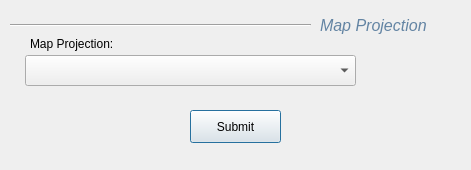
First picture: the form in mapui/support/interfaces/projection.ui, repository cheapstr73/mapui, before the edit.
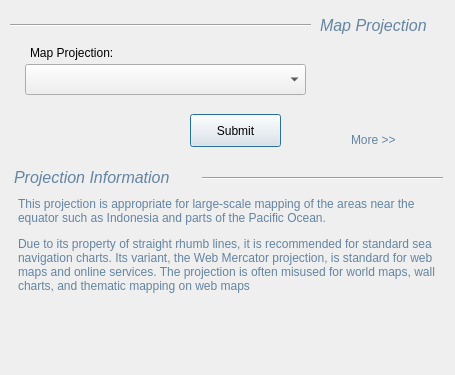
Second picture: the form after the edit.

Commit message: added projection pt2

```diff
--- a/mapui/support/interfaces/projection.ui
+++ b/mapui/support/interfaces/projection.ui
@@ -6,8 +6,8 @@
    <rect>
     <x>0</x>
     <y>0</y>
-    <width>471</width>
-    <height>170</height>
+    <width>455</width>
+    <height>375</height>
    </rect>
   </property>
   <property name="windowTitle">
@@ -17,8 +17,8 @@
    <property name="geometry">
     <rect>
      <x>25</x>
-     <y>55</y>
-     <width>331</width>
+     <y>64</y>
+     <width>281</width>
      <height>31</height>
     </rect>
    </property>
@@ -27,7 +27,7 @@
    <property name="geometry">
     <rect>
      <x>30</x>
-     <y>35</y>
+     <y>44</y>
      <width>171</width>
      <height>17</height>
     </rect>
@@ -254,7 +254,7 @@
    <property name="geometry">
     <rect>
      <x>190</x>
-     <y>110</y>
+     <y>114</y>
      <width>91</width>
      <height>33</height>
     </rect>
@@ -277,10 +277,10 @@
   <widget class="QLabel" name="lbl_icon">
    <property name="geometry">
     <rect>
-     <x>380</x>
-     <y>43</y>
-     <width>51</width>
-     <height>51</height>
+     <x>327</x>
+     <y>40</y>
+     <width>100</width>
+     <height>80</height>
     </rect>
    </property>
    <property name="text">
@@ -290,6 +290,385 @@
     <bool>true</bool>
    </property>
   </widget>
+  <widget class="QLabel" name="lbl_more_information">
+   <property name="geometry">
+    <rect>
+     <x>351</x>
+     <y>130</y>
+     <width>70</width>
+     <height>20</height>
+    </rect>
+   </property>
+   <property name="palette">
+    <palette>
+     <active>
+      <colorrole role="WindowText">
+       <brush brushstyle="SolidPattern">
+        <color alpha="255">
+         <red>99</red>
+         <green>132</green>
+         <blue>163</blue>
+        </color>
+       </brush>
+      </colorrole>
+      <colorrole role="Text">
+       <brush brushstyle="SolidPattern">
+        <color alpha="255">
+         <red>0</red>
+         <green>170</green>
+         <blue>255</blue>
+        </color>
+       </brush>
+      </colorrole>
+      <colorrole role="PlaceholderText">
+       <brush brushstyle="SolidPattern">
+        <color alpha="128">
+         <red>0</red>
+         <green>170</green>
+         <blue>255</blue>
+        </color>
+       </brush>
+      </colorrole>
+     </active>
+     <inactive>
+      <colorrole role="WindowText">
+       <brush brushstyle="SolidPattern">
+        <color alpha="255">
+         <red>99</red>
+         <green>132</green>
+         <blue>163</blue>
+        </color>
+       </brush>
+      </colorrole>
+      <colorrole role="Text">
+       <brush brushstyle="SolidPattern">
+        <color alpha="255">
+         <red>0</red>
+         <green>170</green>
+         <blue>255</blue>
+        </color>
+       </brush>
+      </colorrole>
+      <colorrole role="PlaceholderText">
+       <brush brushstyle="SolidPattern">
+        <color alpha="128">
+         <red>0</red>
+         <green>170</green>
+         <blue>255</blue>
+        </color>
+       </brush>
+      </colorrole>
+     </inactive>
+     <disabled>
+      <colorrole role="WindowText">
+       <brush brushstyle="SolidPattern">
+        <color alpha="255">
+         <red>177</red>
+         <green>181</green>
+         <blue>184</blue>
+        </color>
+       </brush>
+      </colorrole>
+      <colorrole role="Text">
+       <brush brushstyle="SolidPattern">
+        <color alpha="255">
+         <red>180</red>
+         <green>184</green>
+         <blue>186</blue>
+        </color>
+       </brush>
+      </colorrole>
+      <colorrole role="PlaceholderText">
+       <brush brushstyle="SolidPattern">
+        <color alpha="128">
+         <red>65</red>
+         <green>76</green>
+         <blue>82</blue>
+        </color>
+       </brush>
+      </colorrole>
+     </disabled>
+    </palette>
+   </property>
+   <property name="font">
+    <font>
+     <underline>false</underline>
+    </font>
+   </property>
+   <property name="text">
+    <string>More &gt;&gt;</string>
+   </property>
+  </widget>
+  <widget class="Line" name="line_3">
+   <property name="geometry">
+    <rect>
+     <x>202</x>
+     <y>168</y>
+     <width>241</width>
+     <height>20</height>
+    </rect>
+   </property>
+   <property name="palette">
+    <palette>
+     <active>
+      <colorrole role="WindowText">
+       <brush brushstyle="SolidPattern">
+        <color alpha="255">
+         <red>99</red>
+         <green>132</green>
+         <blue>163</blue>
+        </color>
+       </brush>
+      </colorrole>
+      <colorrole role="Text">
+       <brush brushstyle="SolidPattern">
+        <color alpha="255">
+         <red>82</red>
+         <green>141</green>
+         <blue>163</blue>
+        </color>
+       </brush>
+      </colorrole>
+      <colorrole role="PlaceholderText">
+       <brush brushstyle="SolidPattern">
+        <color alpha="128">
+         <red>82</red>
+         <green>141</green>
+         <blue>163</blue>
+        </color>
+       </brush>
+      </colorrole>
+     </active>
+     <inactive>
+      <colorrole role="WindowText">
+       <brush brushstyle="SolidPattern">
+        <color alpha="255">
+         <red>99</red>
+         <green>132</green>
+         <blue>163</blue>
+        </color>
+       </brush>
+      </colorrole>
+      <colorrole role="Text">
+       <brush brushstyle="SolidPattern">
+        <color alpha="255">
+         <red>82</red>
+         <green>141</green>
+         <blue>163</blue>
+        </color>
+       </brush>
+      </colorrole>
+      <colorrole role="PlaceholderText">
+       <brush brushstyle="SolidPattern">
+        <color alpha="128">
+         <red>82</red>
+         <green>141</green>
+         <blue>163</blue>
+        </color>
+       </brush>
+      </colorrole>
+     </inactive>
+     <disabled>
+      <colorrole role="WindowText">
+       <brush brushstyle="SolidPattern">
+        <color alpha="255">
+         <red>177</red>
+         <green>181</green>
+         <blue>184</blue>
+        </color>
+       </brush>
+      </colorrole>
+      <colorrole role="Text">
+       <brush brushstyle="SolidPattern">
+        <color alpha="255">
+         <red>180</red>
+         <green>184</green>
+         <blue>186</blue>
+        </color>
+       </brush>
+      </colorrole>
+      <colorrole role="PlaceholderText">
+       <brush brushstyle="SolidPattern">
+        <color alpha="128">
+         <red>65</red>
+         <green>76</green>
+         <blue>82</blue>
+        </color>
+       </brush>
+      </colorrole>
+     </disabled>
+    </palette>
+   </property>
+   <property name="orientation">
+    <enum>Qt::Horizontal</enum>
+   </property>
+  </widget>
+  <widget class="QLabel" name="label_14">
+   <property name="geometry">
+    <rect>
+     <x>14</x>
+     <y>167</y>
+     <width>191</width>
+     <height>21</height>
+    </rect>
+   </property>
+   <property name="palette">
+    <palette>
+     <active>
+      <colorrole role="WindowText">
+       <brush brushstyle="SolidPattern">
+        <color alpha="255">
+         <red>99</red>
+         <green>132</green>
+         <blue>163</blue>
+        </color>
+       </brush>
+      </colorrole>
+      <colorrole role="Text">
+       <brush brushstyle="SolidPattern">
+        <color alpha="255">
+         <red>82</red>
+         <green>141</green>
+         <blue>163</blue>
+        </color>
+       </brush>
+      </colorrole>
+      <colorrole role="PlaceholderText">
+       <brush brushstyle="SolidPattern">
+        <color alpha="128">
+         <red>82</red>
+         <green>141</green>
+         <blue>163</blue>
+        </color>
+       </brush>
+      </colorrole>
+     </active>
+     <inactive>
+      <colorrole role="WindowText">
+       <brush brushstyle="SolidPattern">
+        <color alpha="255">
+         <red>99</red>
+         <green>132</green>
+         <blue>163</blue>
+        </color>
+       </brush>
+      </colorrole>
+      <colorrole role="Text">
+       <brush brushstyle="SolidPattern">
+        <color alpha="255">
+         <red>82</red>
+         <green>141</green>
+         <blue>163</blue>
+        </color>
+       </brush>
+      </colorrole>
+      <colorrole role="PlaceholderText">
+       <brush brushstyle="SolidPattern">
+        <color alpha="128">
+         <red>82</red>
+         <green>141</green>
+         <blue>163</blue>
+        </color>
+       </brush>
+      </colorrole>
+     </inactive>
+     <disabled>
+      <colorrole role="WindowText">
+       <brush brushstyle="SolidPattern">
+        <color alpha="255">
+         <red>177</red>
+         <green>181</green>
+         <blue>184</blue>
+        </color>
+       </brush>
+      </colorrole>
+      <colorrole role="Text">
+       <brush brushstyle="SolidPattern">
+        <color alpha="255">
+         <red>180</red>
+         <green>184</green>
+         <blue>186</blue>
+        </color>
+       </brush>
+      </colorrole>
+      <colorrole role="PlaceholderText">
+       <brush brushstyle="SolidPattern">
+        <color alpha="128">
+         <red>65</red>
+         <green>76</green>
+         <blue>82</blue>
+        </color>
+       </brush>
+      </colorrole>
+     </disabled>
+    </palette>
+   </property>
+   <property name="font">
+    <font>
+     <pointsize>12</pointsize>
+     <italic>true</italic>
+    </font>
+   </property>
+   <property name="text">
+    <string>Projection Information</string>
+   </property>
+  </widget>
+  <widget class="QLabel" name="label">
+   <property name="geometry">
+    <rect>
+     <x>18</x>
+     <y>197</y>
+     <width>421</width>
+     <height>151</height>
+    </rect>
+   </property>
+   <property name="palette">
+    <palette>
+     <active>
+      <colorrole role="WindowText">
+       <brush brushstyle="SolidPattern">
+        <color alpha="255">
+         <red>99</red>
+         <green>132</green>
+         <blue>163</blue>
+        </color>
+       </brush>
+      </colorrole>
+     </active>
+     <inactive>
+      <colorrole role="WindowText">
+       <brush brushstyle="SolidPattern">
+        <color alpha="255">
+         <red>99</red>
+         <green>132</green>
+         <blue>163</blue>
+        </color>
+       </brush>
+      </colorrole>
+     </inactive>
+     <disabled>
+      <colorrole role="WindowText">
+       <brush brushstyle="SolidPattern">
+        <color alpha="255">
+         <red>177</red>
+         <green>181</green>
+         <blue>184</blue>
+        </color>
+       </brush>
+      </colorrole>
+     </disabled>
+    </palette>
+   </property>
+   <property name="text">
+    <string>&lt;html&gt;&lt;head/&gt;&lt;body&gt;&lt;p&gt;  This projection is appropriate for large-scale mapping of the areas near the equator such as Indonesia and parts of the Pacific Ocean.&lt;/p&gt;&lt;p&gt;  Due to its property of straight rhumb lines, it is recommended for standard sea navigation charts. Its variant, the Web Mercator projection, is standard for web maps and online services. The projection is often misused for world maps, wall charts, and thematic mapping on web maps&lt;/p&gt;&lt;/body&gt;&lt;/html&gt;</string>
+   </property>
+   <property name="alignment">
+    <set>Qt::AlignLeading|Qt::AlignLeft|Qt::AlignTop</set>
+   </property>
+   <property name="wordWrap">
+    <bool>true</bool>
+   </property>
+  </widget>
  </widget>
  <resources/>
  <connections/>
```
Left out of the diff: 2 changed lines with no effect on the pictures. The commit also changes 30 other files.
